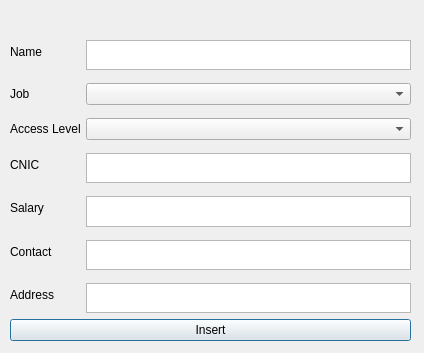
Before: the Qt Designer form StaffAddRecord_UI.ui in AmirQadir/PrisonManagementSystem, drawn with Qt 5.
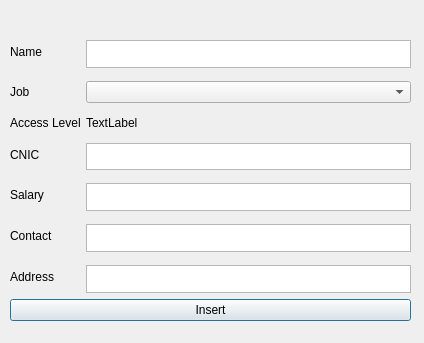
After: the same form once the commit is applied.

Commit message: some work on staff add record

The edit to the form file:
```diff
--- a/StaffAddRecord_UI.ui
+++ b/StaffAddRecord_UI.ui
@@ -7,7 +7,7 @@
     <x>0</x>
     <y>0</y>
     <width>424</width>
-    <height>353</height>
+    <height>343</height>
    </rect>
   </property>
   <property name="windowTitle">
@@ -19,7 +19,7 @@
      <x>10</x>
      <y>40</y>
      <width>401</width>
-     <height>301</height>
+     <height>281</height>
     </rect>
    </property>
    <layout class="QVBoxLayout" name="verticalLayout">
@@ -71,9 +71,6 @@
         </property>
        </widget>
       </item>
-      <item row="2" column="1">
-       <widget class="QComboBox" name="comboBox_2"/>
-      </item>
       <item row="3" column="0">
        <widget class="QLabel" name="label_6">
         <property name="text">
@@ -114,6 +111,13 @@
       <item row="6" column="1">
        <widget class="QTextEdit" name="textEdit_7"/>
       </item>
+      <item row="2" column="1">
+       <widget class="QLabel" name="label">
+        <property name="text">
+         <string>TextLabel</string>
+        </property>
+       </widget>
+      </item>
      </layout>
     </item>
     <item>
```
The commit also changes 6 other files.
